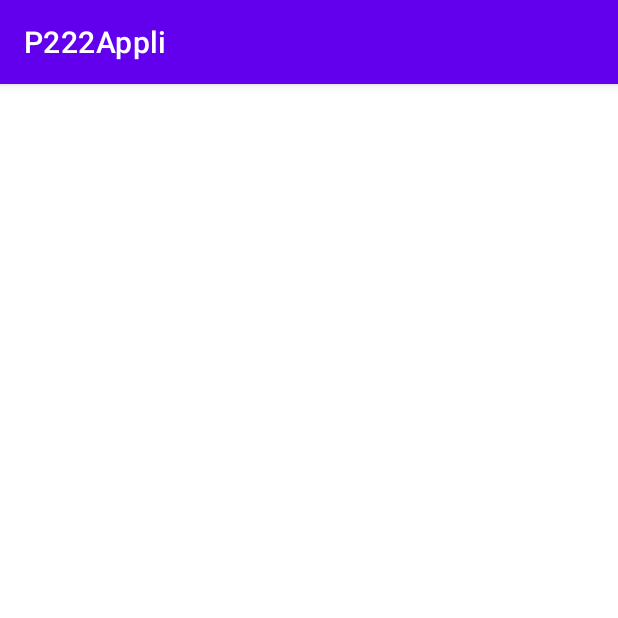
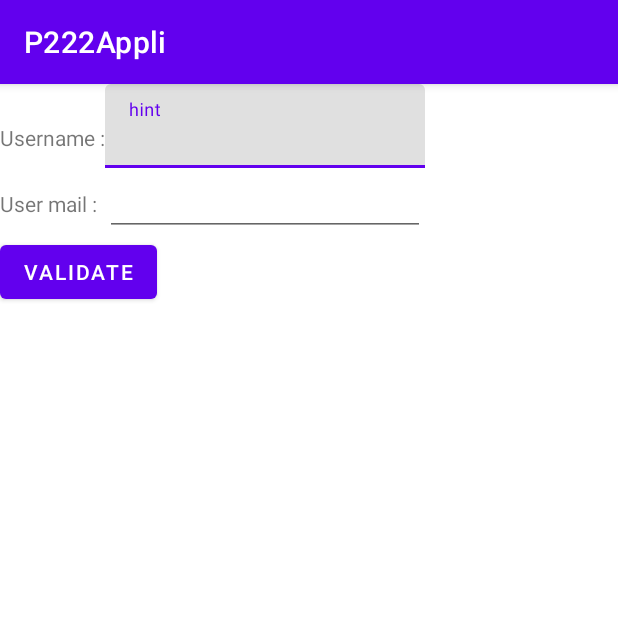
Before and after one commit to CharlyAguettaz/p222, an Android app: the Activity_Login screen opened directly, with no data from a screen before it, on a phone screen of 412 x 824 dp, the top half of it. Run offline under Robolectric (Android 15) with nearby library versions, the phone set to English and light mode, and no system bars.

Commit message:
login gui 1

```diff
--- a/app/src/main/res/layout/activity__login.xml
+++ b/app/src/main/res/layout/activity__login.xml
@@ -6,4 +6,73 @@
     android:layout_height="match_parent"
     tools:context=".Activity_Login">
 
+    <LinearLayout
+        android:layout_width="match_parent"
+        android:layout_height="match_parent"
+        android:orientation="vertical">
+
+        <TableLayout
+            android:id="@+id/tably_login"
+            android:layout_width="match_parent"
+            android:layout_height="wrap_content">
+
+            <TableRow
+                android:layout_width="match_parent"
+                android:layout_height="match_parent" >
+
+                <TextView
+                    android:id="@+id/txt_profilname"
+                    android:layout_width="match_parent"
+                    android:layout_height="wrap_content"
+                    android:text="@string/profilname" />
+
+                <com.google.android.material.textfield.TextInputLayout
+                    android:id="@+id/input_profil_name"
+                    android:layout_width="match_parent"
+                    android:layout_height="wrap_content">
+
+                    <com.google.android.material.textfield.TextInputEditText
+                        android:layout_width="match_parent"
+                        android:layout_height="wrap_content"
+                        android:hint="hint" />
+                </com.google.android.material.textfield.TextInputLayout>
+
+            </TableRow>
+
+            <TableRow
+                android:layout_width="match_parent"
+                android:layout_height="match_parent" >
+
+                <TextView
+                    android:id="@+id/txt_profilmail"
+                    android:layout_width="match_parent"
+                    android:layout_height="wrap_content"
+                    android:text="@string/profilmail" />
+
+                <EditText
+                    android:id="@+id/input_mail"
+                    android:layout_width="wrap_content"
+                    android:layout_height="wrap_content"
+                    android:ems="10"
+                    android:inputType="textEmailAddress" />
+
+            </TableRow>
+
+            <TableRow
+                android:layout_width="match_parent"
+                android:layout_height="match_parent" />
+
+            <TableRow
+                android:layout_width="match_parent"
+                android:layout_height="match_parent" />
+        </TableLayout>
+
+        <Button
+            android:id="@+id/bt_validate"
+            android:layout_width="wrap_content"
+            android:layout_height="wrap_content"
+            android:text="@string/validate" />
+
+    </LinearLayout>
+
 </androidx.constraintlayout.widget.ConstraintLayout>
```
